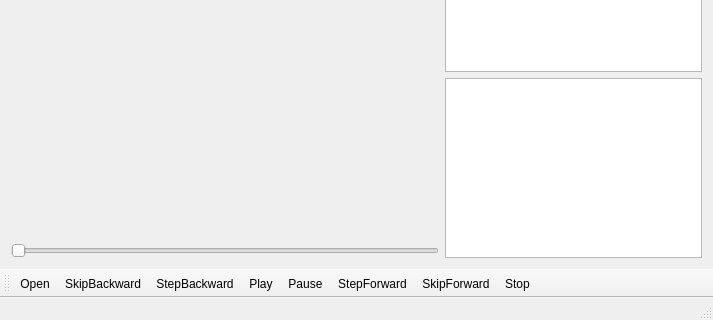
The window that VideoLabel/mainwindow.ui (Fomore/Hiwi) describes before a commit, drawn with Qt 5; both pictures show x 0 to 713 and y 233 to 553 of the 713 by 553 pixel window.
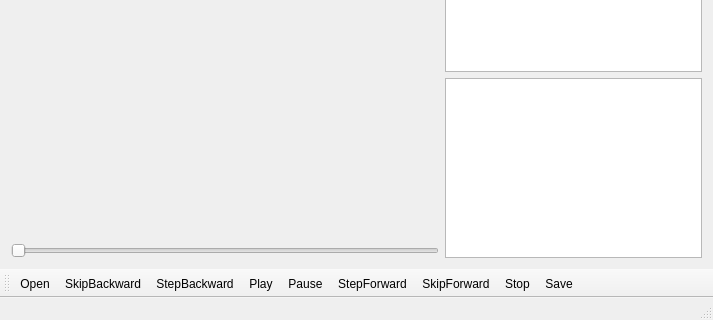
The same window after the commit. Icons and pictures are not drawn. Custom widgets are drawn as their Qt base class.

```diff
--- a/VideoLabel/mainwindow.ui
+++ b/VideoLabel/mainwindow.ui
@@ -99,6 +99,7 @@
    <addaction name="actionStepForward"/>
    <addaction name="actionSkipForward"/>
    <addaction name="actionStop"/>
+   <addaction name="actionSave"/>
   </widget>
   <action name="actionOpen">
    <property name="icon">
@@ -175,6 +176,15 @@
     <string>SkipBackward</string>
    </property>
   </action>
+  <action name="actionSave">
+   <property name="icon">
+    <iconset resource="Resources.qrc">
+     <normaloff>:/Icons/Icon/archive.png</normaloff>:/Icons/Icon/archive.png</iconset>
+   </property>
+   <property name="text">
+    <string>Save</string>
+   </property>
+  </action>
  </widget>
  <layoutdefault spacing="6" margin="11"/>
  <customwidgets>
```
Left out of the diff: 1 changed line with no effect on the pictures.
